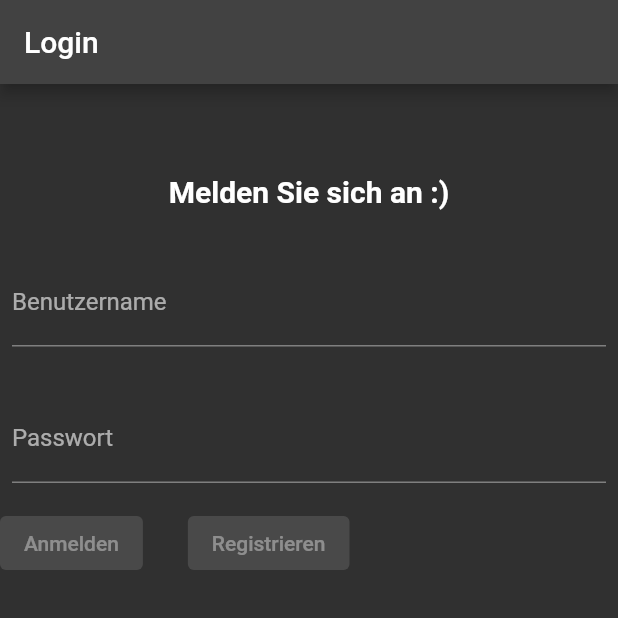
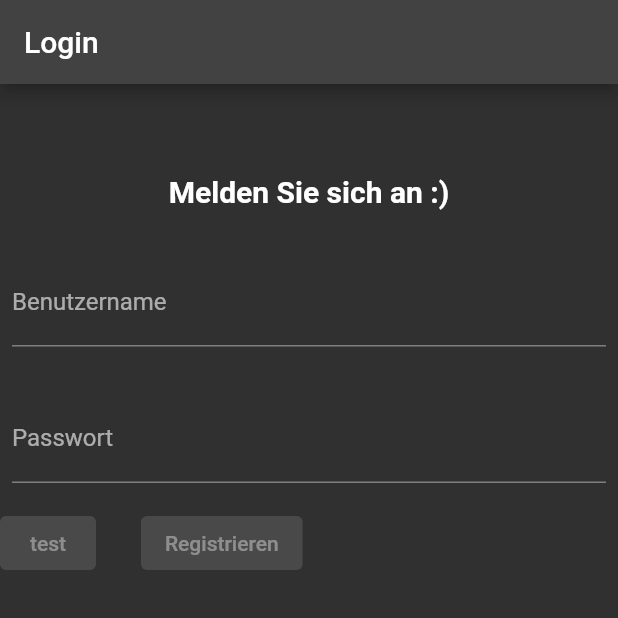
Before and after one commit to luzzisttoll/Passwortmanager, a Flutter app: the screen it shows after launch, on a phone screen of 412 x 824 dp, the top half of it. Run offline on Flutter 3.47's test engine with Material 2 defaults, Android fonts, the phone set to English and light mode, and no system bars.

Commit message:
test
test

```diff
--- a/lib/main.dart
+++ b/lib/main.dart
@@ -78,7 +78,7 @@ class _MyHomePageState extends State<MyHomePage> {
                 Container(
                   child: const ElevatedButton(
                       onPressed: null,
-                      child: Text("Anmelden"),
+                      child: Text("test"),
                   ),
                 ),
                 const SizedBox(width: 30),
```
